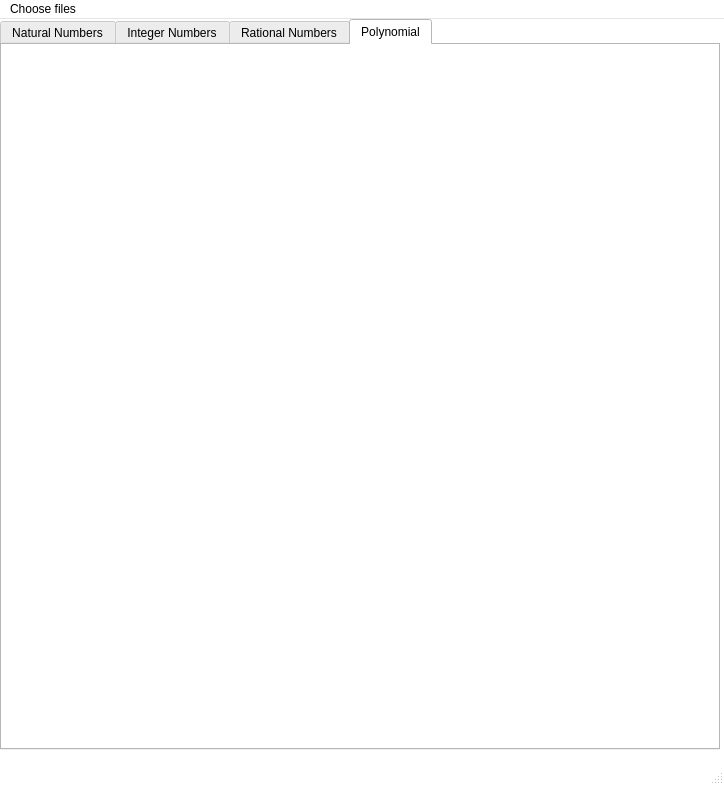
Before: the Qt Designer form GUI/sources/mainwindow.ui in NiksBrn/Giga-Algebra, drawn with Qt 5.
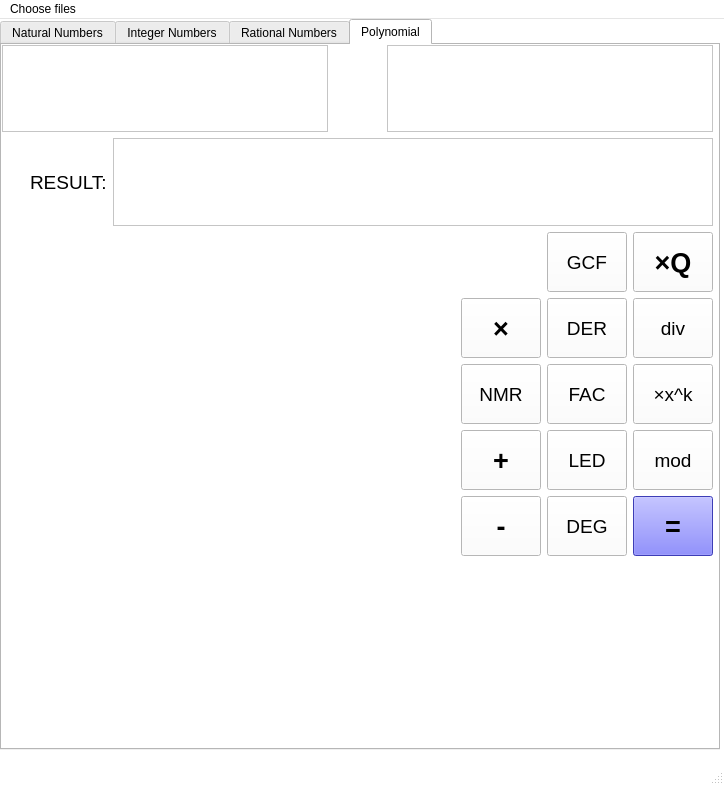
After: the same form once the commit is applied. The open tabs and pages were chosen to show the change. Icons and pictures are not drawn.

Diff of the .ui file:
```diff
--- a/GUI/sources/mainwindow.ui
+++ b/GUI/sources/mainwindow.ui
@@ -3753,6 +3753,996 @@
      <attribute name="title">
       <string>Polynomial</string>
      </attribute>
+     <widget class="QWidget" name="gridLayoutWidget_6">
+      <property name="geometry">
+       <rect>
+        <x>0</x>
+        <y>0</y>
+        <width>711</width>
+        <height>511</height>
+       </rect>
+      </property>
+      <layout class="QGridLayout" name="gridLayout_10">
+       <property name="sizeConstraint">
+        <enum>QLayout::SetNoConstraint</enum>
+       </property>
+       <item row="0" column="0">
+        <layout class="QHBoxLayout" name="horizontalLayout_16">
+         <item>
+          <widget class="QTextEdit" name="POLYNOMIAL_INPUT1"/>
+         </item>
+         <item>
+          <widget class="QLabel" name="POLYNOMIAL_OPERATOR">
+           <property name="text">
+            <string/>
+           </property>
+          </widget>
+         </item>
+         <item>
+          <spacer name="horizontalSpacer_39">
+           <property name="orientation">
+            <enum>Qt::Horizontal</enum>
+           </property>
+           <property name="sizeType">
+            <enum>QSizePolicy::Minimum</enum>
+           </property>
+           <property name="sizeHint" stdset="0">
+            <size>
+             <width>40</width>
+             <height>20</height>
+            </size>
+           </property>
+          </spacer>
+         </item>
+         <item>
+          <widget class="QTextEdit" name="POLYNOMIAL_INPUT2"/>
+         </item>
+        </layout>
+       </item>
+       <item row="3" column="0">
+        <layout class="QGridLayout" name="gridLayout_11">
+         <item row="6" column="3">
+          <widget class="QPushButton" name="pushButton_18">
+           <property name="minimumSize">
+            <size>
+             <width>80</width>
+             <height>60</height>
+            </size>
+           </property>
+           <property name="maximumSize">
+            <size>
+             <width>16777215</width>
+             <height>60</height>
+            </size>
+           </property>
+           <property name="palette">
+            <palette>
+             <active>
+              <colorrole role="WindowText">
+               <brush brushstyle="SolidPattern">
+                <color alpha="255">
+                 <red>0</red>
+                 <green>0</green>
+                 <blue>0</blue>
+                </color>
+               </brush>
+              </colorrole>
+              <colorrole role="Button">
+               <brush brushstyle="SolidPattern">
+                <color alpha="255">
+                 <red>85</red>
+                 <green>85</green>
+                 <blue>255</blue>
+                </color>
+               </brush>
+              </colorrole>
+              <colorrole role="Light">
+               <brush brushstyle="SolidPattern">
+                <color alpha="255">
+                 <red>212</red>
+                 <green>212</green>
+                 <blue>255</blue>
+                </color>
+               </brush>
+              </colorrole>
+              <colorrole role="Midlight">
+               <brush brushstyle="SolidPattern">
+                <color alpha="255">
+                 <red>148</red>
+                 <green>148</green>
+                 <blue>255</blue>
+                </color>
+               </brush>
+              </colorrole>
+              <colorrole role="Dark">
+               <brush brushstyle="SolidPattern">
+                <color alpha="255">
+                 <red>42</red>
+                 <green>42</green>
+                 <blue>127</blue>
+                </color>
+               </brush>
+              </colorrole>
+              <colorrole role="Mid">
+               <brush brushstyle="SolidPattern">
+                <color alpha="255">
+                 <red>57</red>
+                 <green>57</green>
+                 <blue>170</blue>
+                </color>
+               </brush>
+              </colorrole>
+              <colorrole role="Text">
+               <brush brushstyle="SolidPattern">
+                <color alpha="255">
+                 <red>0</red>
+                 <green>0</green>
+                 <blue>0</blue>
+                </color>
+               </brush>
+              </colorrole>
+              <colorrole role="BrightText">
+               <brush brushstyle="SolidPattern">
+                <color alpha="255">
+                 <red>255</red>
+                 <green>255</green>
+                 <blue>255</blue>
+                </color>
+               </brush>
+              </colorrole>
+              <colorrole role="ButtonText">
+               <brush brushstyle="SolidPattern">
+                <color alpha="255">
+                 <red>0</red>
+                 <green>0</green>
+                 <blue>0</blue>
+                </color>
+               </brush>
+              </colorrole>
+              <colorrole role="Base">
+               <brush brushstyle="SolidPattern">
+                <color alpha="255">
+                 <red>255</red>
+                 <green>255</green>
+                 <blue>255</blue>
+                </color>
+               </brush>
+              </colorrole>
+              <colorrole role="Window">
+               <brush brushstyle="SolidPattern">
+                <color alpha="255">
+                 <red>85</red>
+                 <green>85</green>
+                 <blue>255</blue>
+                </color>
+               </brush>
+              </colorrole>
+              <colorrole role="Shadow">
+               <brush brushstyle="SolidPattern">
+                <color alpha="255">
+                 <red>0</red>
+                 <green>0</green>
+                 <blue>0</blue>
+                </color>
+               </brush>
+              </colorrole>
+              <colorrole role="AlternateBase">
+               <brush brushstyle="SolidPattern">
+                <color alpha="255">
+                 <red>170</red>
+                 <green>170</green>
+                 <blue>255</blue>
+                </color>
+               </brush>
+              </colorrole>
+              <colorrole role="ToolTipBase">
+               <brush brushstyle="SolidPattern">
+                <color alpha="255">
+                 <red>255</red>
+                 <green>255</green>
+                 <blue>220</blue>
+                </color>
+               </brush>
+              </colorrole>
+              <colorrole role="ToolTipText">
+               <brush brushstyle="SolidPattern">
+                <color alpha="255">
+                 <red>0</red>
+                 <green>0</green>
+                 <blue>0</blue>
+                </color>
+               </brush>
+              </colorrole>
+              <colorrole role="PlaceholderText">
+               <brush brushstyle="SolidPattern">
+                <color alpha="127">
+                 <red>0</red>
+                 <green>0</green>
+                 <blue>0</blue>
+                </color>
+               </brush>
+              </colorrole>
+              <colorrole role="Accent">
+               <brush brushstyle="SolidPattern">
+                <color alpha="255">
+                 <red>255</red>
+                 <green>255</green>
+                 <blue>255</blue>
+                </color>
+               </brush>
+              </colorrole>
+             </active>
+             <inactive>
+              <colorrole role="WindowText">
+               <brush brushstyle="SolidPattern">
+                <color alpha="255">
+                 <red>0</red>
+                 <green>0</green>
+                 <blue>0</blue>
+                </color>
+               </brush>
+              </colorrole>
+              <colorrole role="Button">
+               <brush brushstyle="SolidPattern">
+                <color alpha="255">
+                 <red>85</red>
+                 <green>85</green>
+                 <blue>255</blue>
+                </color>
+               </brush>
+              </colorrole>
+              <colorrole role="Light">
+               <brush brushstyle="SolidPattern">
+                <color alpha="255">
+                 <red>212</red>
+                 <green>212</green>
+                 <blue>255</blue>
+                </color>
+               </brush>
+              </colorrole>
+              <colorrole role="Midlight">
+               <brush brushstyle="SolidPattern">
+                <color alpha="255">
+                 <red>148</red>
+                 <green>148</green>
+                 <blue>255</blue>
+                </color>
+               </brush>
+              </colorrole>
+              <colorrole role="Dark">
+               <brush brushstyle="SolidPattern">
+                <color alpha="255">
+                 <red>42</red>
+                 <green>42</green>
+                 <blue>127</blue>
+                </color>
+               </brush>
+              </colorrole>
+              <colorrole role="Mid">
+               <brush brushstyle="SolidPattern">
+                <color alpha="255">
+                 <red>57</red>
+                 <green>57</green>
+                 <blue>170</blue>
+                </color>
+               </brush>
+              </colorrole>
+              <colorrole role="Text">
+               <brush brushstyle="SolidPattern">
+                <color alpha="255">
+                 <red>0</red>
+                 <green>0</green>
+                 <blue>0</blue>
+                </color>
+               </brush>
+              </colorrole>
+              <colorrole role="BrightText">
+               <brush brushstyle="SolidPattern">
+                <color alpha="255">
+                 <red>255</red>
+                 <green>255</green>
+                 <blue>255</blue>
+                </color>
+               </brush>
+              </colorrole>
+              <colorrole role="ButtonText">
+               <brush brushstyle="SolidPattern">
+                <color alpha="255">
+                 <red>0</red>
+                 <green>0</green>
+                 <blue>0</blue>
+                </color>
+               </brush>
+              </colorrole>
+              <colorrole role="Base">
+               <brush brushstyle="SolidPattern">
+                <color alpha="255">
+                 <red>255</red>
+                 <green>255</green>
+                 <blue>255</blue>
+                </color>
+               </brush>
+              </colorrole>
+              <colorrole role="Window">
+               <brush brushstyle="SolidPattern">
+                <color alpha="255">
+                 <red>85</red>
+                 <green>85</green>
+                 <blue>255</blue>
+                </color>
+               </brush>
+              </colorrole>
+              <colorrole role="Shadow">
+               <brush brushstyle="SolidPattern">
+                <color alpha="255">
+                 <red>0</red>
+                 <green>0</green>
+                 <blue>0</blue>
+                </color>
+               </brush>
+              </colorrole>
+              <colorrole role="AlternateBase">
+               <brush brushstyle="SolidPattern">
+                <color alpha="255">
+                 <red>170</red>
+                 <green>170</green>
+                 <blue>255</blue>
+                </color>
+               </brush>
+              </colorrole>
+              <colorrole role="ToolTipBase">
+               <brush brushstyle="SolidPattern">
+                <color alpha="255">
+                 <red>255</red>
+                 <green>255</green>
+                 <blue>220</blue>
+                </color>
+               </brush>
+              </colorrole>
+              <colorrole role="ToolTipText">
+               <brush brushstyle="SolidPattern">
+                <color alpha="255">
+                 <red>0</red>
+                 <green>0</green>
+                 <blue>0</blue>
+                </color>
+               </brush>
+              </colorrole>
+              <colorrole role="PlaceholderText">
+               <brush brushstyle="SolidPattern">
+                <color alpha="127">
+                 <red>0</red>
+                 <green>0</green>
+                 <blue>0</blue>
+                </color>
+               </brush>
+              </colorrole>
+              <colorrole role="Accent">
+               <brush brushstyle="SolidPattern">
+                <color alpha="255">
+                 <red>255</red>
+                 <green>255</green>
+                 <blue>255</blue>
+                </color>
+               </brush>
+              </colorrole>
+             </inactive>
+             <disabled>
+              <colorrole role="WindowText">
+               <brush brushstyle="SolidPattern">
+                <color alpha="255">
+                 <red>42</red>
+                 <green>42</green>
+                 <blue>127</blue>
+                </color>
+               </brush>
+              </colorrole>
+              <colorrole role="Button">
+               <brush brushstyle="SolidPattern">
+                <color alpha="255">
+                 <red>85</red>
+                 <green>85</green>
+                 <blue>255</blue>
+                </color>
+               </brush>
+              </colorrole>
+              <colorrole role="Light">
+               <brush brushstyle="SolidPattern">
+                <color alpha="255">
+                 <red>212</red>
+                 <green>212</green>
+                 <blue>255</blue>
+                </color>
+               </brush>
+              </colorrole>
+              <colorrole role="Midlight">
+               <brush brushstyle="SolidPattern">
+                <color alpha="255">
+                 <red>148</red>
+                 <green>148</green>
+                 <blue>255</blue>
+                </color>
+               </brush>
+              </colorrole>
+              <colorrole role="Dark">
+               <brush brushstyle="SolidPattern">
+                <color alpha="255">
+                 <red>42</red>
+                 <green>42</green>
+                 <blue>127</blue>
+                </color>
+               </brush>
+              </colorrole>
+              <colorrole role="Mid">
+               <brush brushstyle="SolidPattern">
+                <color alpha="255">
+                 <red>57</red>
+                 <green>57</green>
+                 <blue>170</blue>
+                </color>
+               </brush>
+              </colorrole>
+              <colorrole role="Text">
+               <brush brushstyle="SolidPattern">
+                <color alpha="255">
+                 <red>42</red>
+                 <green>42</green>
+                 <blue>127</blue>
+                </color>
+               </brush>
+              </colorrole>
+              <colorrole role="BrightText">
+               <brush brushstyle="SolidPattern">
+                <color alpha="255">
+                 <red>255</red>
+                 <green>255</green>
+                 <blue>255</blue>
+                </color>
+               </brush>
+              </colorrole>
+              <colorrole role="ButtonText">
+               <brush brushstyle="SolidPattern">
+                <color alpha="255">
+                 <red>42</red>
+                 <green>42</green>
+                 <blue>127</blue>
+                </color>
+               </brush>
+              </colorrole>
+              <colorrole role="Base">
+               <brush brushstyle="SolidPattern">
+                <color alpha="255">
+                 <red>85</red>
+                 <green>85</green>
+                 <blue>255</blue>
+                </color>
+               </brush>
+              </colorrole>
+              <colorrole role="Window">
+               <brush brushstyle="SolidPattern">
+                <color alpha="255">
+                 <red>85</red>
+                 <green>85</green>
+                 <blue>255</blue>
+                </color>
+               </brush>
+              </colorrole>
+              <colorrole role="Shadow">
+               <brush brushstyle="SolidPattern">
+                <color alpha="255">
+                 <red>0</red>
+                 <green>0</green>
+                 <blue>0</blue>
+                </color>
+               </brush>
+              </colorrole>
+              <colorrole role="AlternateBase">
+               <brush brushstyle="SolidPattern">
+                <color alpha="255">
+                 <red>85</red>
+                 <green>85</green>
+                 <blue>255</blue>
+                </color>
+               </brush>
+              </colorrole>
+              <colorrole role="ToolTipBase">
+               <brush brushstyle="SolidPattern">
+                <color alpha="255">
+                 <red>255</red>
+                 <green>255</green>
+                 <blue>220</blue>
+                </color>
+               </brush>
+              </colorrole>
+              <colorrole role="ToolTipText">
+               <brush brushstyle="SolidPattern">
+                <color alpha="255">
+                 <red>0</red>
+                 <green>0</green>
+                 <blue>0</blue>
+                </color>
+               </brush>
+              </colorrole>
+              <colorrole role="PlaceholderText">
+               <brush brushstyle="SolidPattern">
+                <color alpha="127">
+                 <red>42</red>
+                 <green>42</green>
+                 <blue>127</blue>
+                </color>
+               </brush>
+              </colorrole>
+              <colorrole role="Accent">
+               <brush brushstyle="SolidPattern">
+                <color alpha="255">
+                 <red>161</red>
+                 <green>161</green>
+                 <blue>255</blue>
+                </color>
+               </brush>
+              </colorrole>
+             </disabled>
+            </palette>
+           </property>
+           <property name="font">
+            <font>
+             <pointsize>20</pointsize>
+             <bold>true</bold>
+            </font>
+           </property>
+           <property name="text">
+            <string>=</string>
+           </property>
+          </widget>
+         </item>
+         <item row="6" column="2">
+          <widget class="QPushButton" name="DEG_P_N_BUTTON">
+           <property name="minimumSize">
+            <size>
+             <width>80</width>
+             <height>60</height>
+            </size>
+           </property>
+           <property name="maximumSize">
+            <size>
+             <width>16777215</width>
+             <height>60</height>
+            </size>
+           </property>
+           <property name="font">
+            <font>
+             <pointsize>14</pointsize>
+            </font>
+           </property>
+           <property name="whatsThis">
+            <string> (DIV_NN_Dk)</string>
+           </property>
+           <property name="text">
+            <string>DEG</string>
+           </property>
+          </widget>
+         </item>
+         <item row="2" column="2">
+          <widget class="QPushButton" name="GCF_PP_P_BUTTON">
+           <property name="minimumSize">
+            <size>
+             <width>20</width>
+             <height>60</height>
+            </size>
+           </property>
+           <property name="maximumSize">
+            <size>
+             <width>16777215</width>
+             <height>60</height>
+            </size>
+           </property>
+           <property name="font">
+            <font>
+             <pointsize>14</pointsize>
+            </font>
+           </property>
+           <property name="whatsThis">
+            <string> (COM_NN_D)</string>
+           </property>
+           <property name="text">
+            <string>GCF</string>
+           </property>
+          </widget>
+         </item>
+         <item row="6" column="0">
+          <spacer name="horizontalSpacer_20">
+           <property name="orientation">
+            <enum>Qt::Horizontal</enum>
+           </property>
+           <property name="sizeHint" stdset="0">
+            <size>
+             <width>40</width>
+             <height>20</height>
+            </size>
+           </property>
+          </spacer>
+         </item>
+         <item row="2" column="3">
+          <layout class="QHBoxLayout" name="horizontalLayout_9">
+           <item>
+            <widget class="QPushButton" name="MUL_PQ_P_BUTTON">
+             <property name="minimumSize">
+              <size>
+               <width>80</width>
+               <height>60</height>
+              </size>
+             </property>
+             <property name="maximumSize">
+              <size>
+               <width>16777215</width>
+               <height>60</height>
+              </size>
+             </property>
+             <property name="font">
+              <font>
+               <pointsize>20</pointsize>
+               <bold>true</bold>
+              </font>
+             </property>
+             <property name="whatsThis">
+              <string>D (MUL_ND_N)</string>
+             </property>
+             <property name="text">
+              <string>×Q</string>
+             </property>
+            </widget>
+           </item>
+          </layout>
+         </item>
+         <item row="6" column="1">
+          <widget class="QPushButton" name="SUB_PP_P_BUTTON">
+           <property name="minimumSize">
+            <size>
+             <width>80</width>
+             <height>60</height>
+            </size>
+           </property>
+           <property name="maximumSize">
+            <size>
+             <width>16777215</width>
+             <height>60</height>
+            </size>
+           </property>
+           <property name="font">
+            <font>
+             <family>Segoe UI</family>
+             <pointsize>20</pointsize>
+             <bold>true</bold>
+            </font>
+           </property>
+           <property name="whatsThis">
+            <string> (SUB_NN_N)</string>
+           </property>
+           <property name="text">
+            <string>-</string>
+           </property>
+          </widget>
+         </item>
+         <item row="3" column="0">
+          <spacer name="horizontalSpacer_37">
+           <property name="orientation">
+            <enum>Qt::Horizontal</enum>
+           </property>
+           <property name="sizeHint" stdset="0">
+            <size>
+             <width>40</width>
+             <height>20</height>
+            </size>
+           </property>
+          </spacer>
+         </item>
+         <item row="4" column="1">
+          <widget class="QPushButton" name="NMR_P_P">
+           <property name="minimumSize">
+            <size>
+             <width>80</width>
+             <height>60</height>
+            </size>
+           </property>
+           <property name="font">
+            <font>
+             <pointsize>14</pointsize>
+            </font>
+           </property>
+           <property name="text">
+            <string>NMR</string>
+           </property>
+          </widget>
+         </item>
+         <item row="5" column="3">
+          <widget class="QPushButton" name="MOD_PP_P_BUTTON">
+           <property name="minimumSize">
+            <size>
+             <width>80</width>
+             <height>60</height>
+            </size>
+           </property>
+           <property name="maximumSize">
+            <size>
+             <width>16777215</width>
+             <height>60</height>
+            </size>
+           </property>
+           <property name="font">
+            <font>
+             <pointsize>14</pointsize>
+            </font>
+           </property>
+           <property name="whatsThis">
+            <string> (MOD_NN_N)</string>
+           </property>
+           <property name="text">
+            <string>mod</string>
+           </property>
+          </widget>
+         </item>
+         <item row="2" column="0">
+          <spacer name="horizontalSpacer_38">
+           <property name="orientation">
+            <enum>Qt::Horizontal</enum>
+           </property>
+           <property name="sizeType">
+            <enum>QSizePolicy::Expanding</enum>
+           </property>
+           <property name="sizeHint" stdset="0">
+            <size>
+             <width>40</width>
+             <height>20</height>
+            </size>
+           </property>
+          </spacer>
+         </item>
+         <item row="3" column="1">
+          <widget class="QPushButton" name="MUL_PP_P_BUTTON">
+           <property name="minimumSize">
+            <size>
+             <width>80</width>
+             <height>60</height>
+            </size>
+           </property>
+           <property name="maximumSize">
+            <size>
+             <width>80</width>
+             <height>60</height>
+            </size>
+           </property>
+           <property name="font">
+            <font>
+             <pointsize>20</pointsize>
+             <bold>true</bold>
+            </font>
+           </property>
+           <property name="whatsThis">
+            <string> (MUL_NN_N)</string>
+           </property>
+           <property name="text">
+            <string>×</string>
+           </property>
+          </widget>
+         </item>
+         <item row="3" column="3">
+          <widget class="QPushButton" name="DIV_PP_P_BUTTON">
+           <property name="minimumSize">
+            <size>
+             <width>80</width>
+             <height>60</height>
+            </size>
+           </property>
+           <property name="maximumSize">
+            <size>
+             <width>16777215</width>
+             <height>60</height>
+            </size>
+           </property>
+           <property name="font">
+            <font>
+             <pointsize>14</pointsize>
+            </font>
+           </property>
+           <property name="whatsThis">
+            <string> (DIV_NN_N)</string>
+           </property>
+           <property name="text">
+            <string>div</string>
+           </property>
+          </widget>
+         </item>
+         <item row="5" column="1">
+          <widget class="QPushButton" name="ADD_PP_P_BUTTON">
+           <property name="minimumSize">
+            <size>
+             <width>80</width>
+             <height>60</height>
+            </size>
+           </property>
+           <property name="maximumSize">
+            <size>
+             <width>16777215</width>
+             <height>60</height>
+            </size>
+           </property>
+           <property name="font">
+            <font>
+             <pointsize>20</pointsize>
+             <bold>true</bold>
+            </font>
+           </property>
+           <property name="whatsThis">
+            <string> (ADD_NN_N)</string>
+           </property>
+           <property name="text">
+            <string>+</string>
+           </property>
+          </widget>
+         </item>
+         <item row="5" column="0">
+          <spacer name="horizontalSpacer_36">
+           <property name="orientation">
+            <enum>Qt::Horizontal</enum>
+           </property>
+           <property name="sizeHint" stdset="0">
+            <size>
+             <width>40</width>
+             <height>20</height>
+            </size>
+           </property>
+          </spacer>
+         </item>
+         <item row="3" column="2">
+          <widget class="QPushButton" name="DER_P_P">
+           <property name="minimumSize">
+            <size>
+             <width>20</width>
+             <height>60</height>
+            </size>
+           </property>
+           <property name="maximumSize">
+            <size>
+             <width>16777215</width>
+             <height>60</height>
+            </size>
+           </property>
+           <property name="font">
+            <font>
+             <pointsize>14</pointsize>
+            </font>
+           </property>
+           <property name="whatsThis">
+            <string> (COM_NN_D)</string>
+           </property>
+           <property name="text">
+            <string>DER</string>
+           </property>
+          </widget>
+         </item>
+         <item row="5" column="2">
+          <layout class="QHBoxLayout" name="horizontalLayout_15">
+           <item>
+            <widget class="QPushButton" name="LED_P_Q_BUTTON">
+             <property name="minimumSize">
+              <size>
+               <width>80</width>
+               <height>60</height>
+              </size>
+             </property>
+             <property name="maximumSize">
+              <size>
+               <width>16777215</width>
+               <height>60</height>
+              </size>
+             </property>
+             <property name="font">
+              <font>
+               <pointsize>14</pointsize>
+              </font>
+             </property>
+             <property name="whatsThis">
+              <string> (NZER_N_B)</string>
+             </property>
+             <property name="text">
+              <string>LED</string>
+             </property>
+            </widget>
+           </item>
+          </layout>
+         </item>
+         <item row="4" column="0">
+          <spacer name="horizontalSpacer_41">
+           <property name="orientation">
+            <enum>Qt::Horizontal</enum>
+           </property>
+           <property name="sizeHint" stdset="0">
+            <size>
+             <width>40</width>
+             <height>20</height>
+            </size>
+           </property>
+          </spacer>
+         </item>
+         <item row="4" column="2">
+          <widget class="QPushButton" name="FAC_P_Q_BUTTON">
+           <property name="minimumSize">
+            <size>
+             <width>80</width>
+             <height>60</height>
+            </size>
+           </property>
+           <property name="font">
+            <font>
+             <pointsize>14</pointsize>
+            </font>
+           </property>
+           <property name="text">
+            <string>FAC</string>
+           </property>
+          </widget>
+         </item>
+         <item row="4" column="3">
+          <widget class="QPushButton" name="MUL_PXK_BUTTON">
+           <property name="minimumSize">
+            <size>
+             <width>80</width>
+             <height>60</height>
+            </size>
+           </property>
+           <property name="font">
+            <font>
+             <pointsize>14</pointsize>
+            </font>
+           </property>
+           <property name="text">
+            <string>×x^k</string>
+           </property>
+          </widget>
+         </item>
+        </layout>
+       </item>
+       <item row="2" column="0">
+        <layout class="QHBoxLayout" name="horizontalLayout_17">
+         <item>
+          <spacer name="horizontalSpacer_40">
+           <property name="orientation">
+            <enum>Qt::Horizontal</enum>
+           </property>
+           <property name="sizeHint" stdset="0">
+            <size>
+             <width>40</width>
+             <height>20</height>
+            </size>
+           </property>
+          </spacer>
+         </item>
+         <item>
+          <widget class="QLabel" name="label_4">
+           <property name="font">
+            <font>
+             <pointsize>14</pointsize>
+            </font>
+           </property>
+           <property name="text">
+            <string>RESULT:</string>
+           </property>
+          </widget>
+         </item>
+         <item>
+          <widget class="QTextBrowser" name="POLYNOMIAL_OUTPUT">
+           <property name="minimumSize">
+            <size>
+             <width>600</width>
+             <height>0</height>
+            </size>
+           </property>
+          </widget>
+         </item>
+        </layout>
+       </item>
+      </layout>
+     </widget>
     </widget>
    </widget>
   </widget>
```
Left out of the diff: 51 changed lines with no effect on the pictures.
